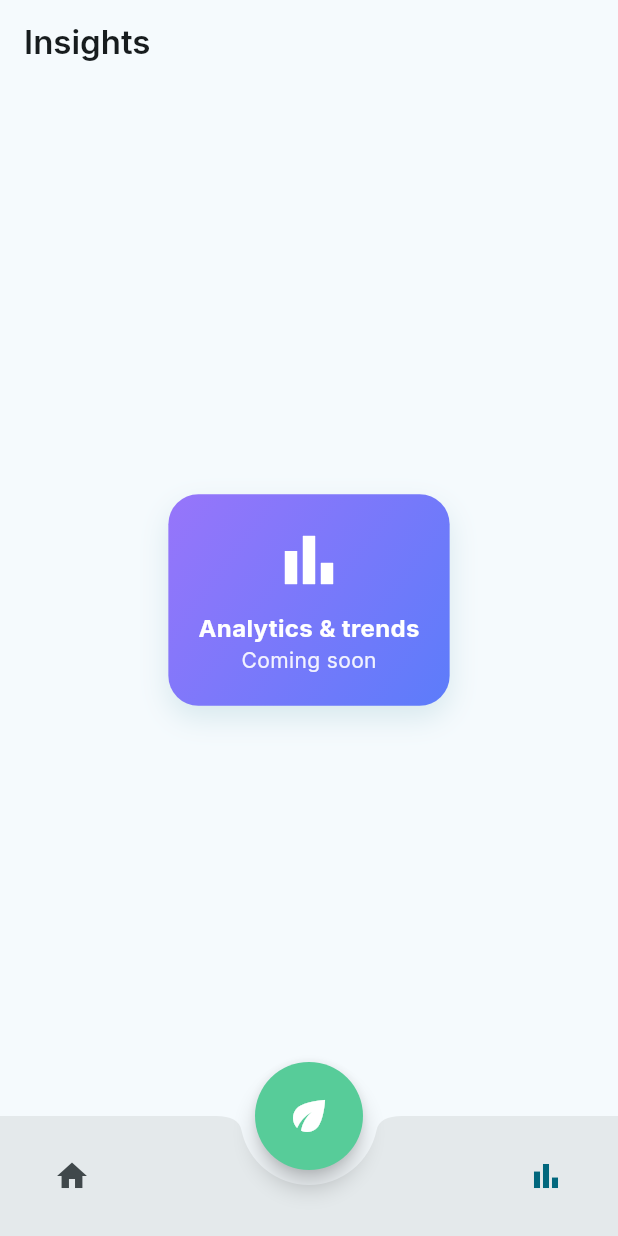
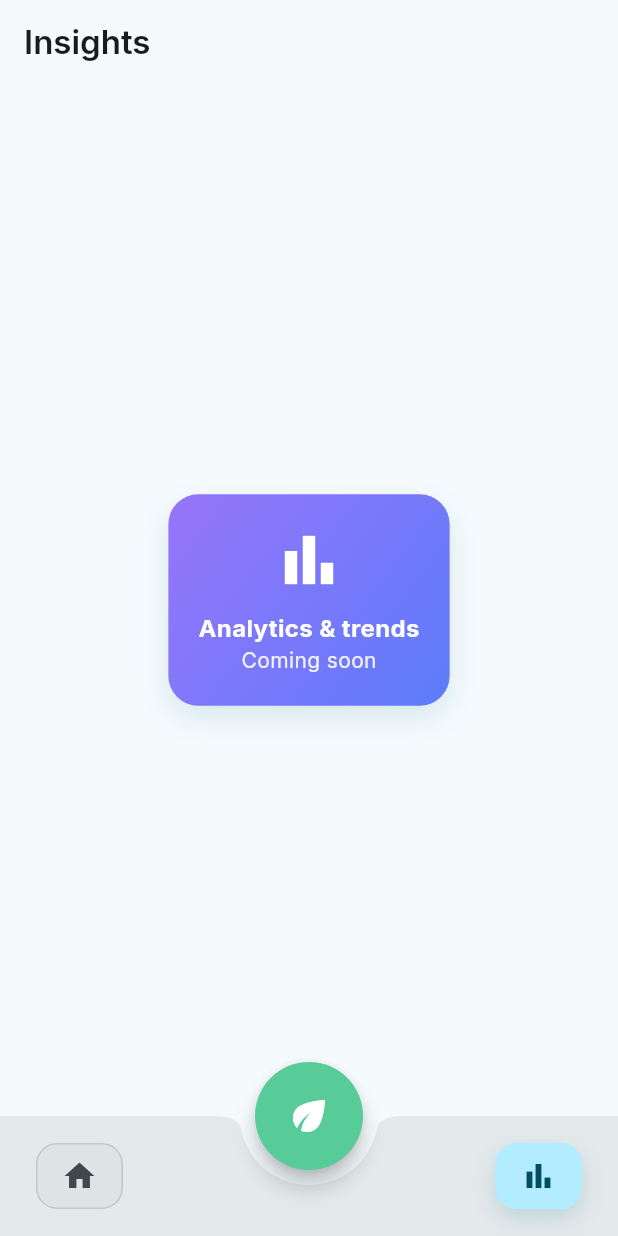
Before and after one commit to cursor2test1230-hub/hydro, a Flutter app: the screen it shows after launch, after a tap on the "bar chart" icon, on a phone screen of 412 x 824 dp. Run offline on Flutter 3.47's test engine with Material 3 defaults, Android fonts, the phone set to English and light mode, and no system bars; our stand-ins replace google_fonts.

Commit message:
feat(nav): modernize Home/Insights icons as pill buttons in BottomAppBar

```diff
--- a/lib/main.dart
+++ b/lib/main.dart
@@ -73,21 +73,17 @@ class _RootScaffoldState extends State<RootScaffold> {
           child: Row(
             mainAxisAlignment: MainAxisAlignment.spaceBetween,
             children: [
-              IconButton(
-                icon: Icon(
-                  Icons.home,
-                  color: _selectedIndex == 0 ? scheme.primary : scheme.onSurfaceVariant,
-                ),
-                onPressed: () => setState(() => _selectedIndex = 0),
+              NavPillButton(
+                icon: Icons.home,
+                selected: _selectedIndex == 0,
+                onTap: () => setState(() => _selectedIndex = 0),
                 tooltip: 'Home',
               ),
               const SizedBox(width: 24),
-              IconButton(
-                icon: Icon(
-                  Icons.bar_chart,
-                  color: _selectedIndex == 2 ? scheme.primary : scheme.onSurfaceVariant,
-                ),
-                onPressed: () => setState(() => _selectedIndex = 2),
+              NavPillButton(
+                icon: Icons.bar_chart,
+                selected: _selectedIndex == 2,
+                onTap: () => setState(() => _selectedIndex = 2),
                 tooltip: 'Insights',
               ),
             ],
@@ -95,6 +91,66 @@ class _RootScaffoldState extends State<RootScaffold> {
         ),
       ),
     );
+  }
+}
+
+class NavPillButton extends StatelessWidget {
+  final IconData icon;
+  final bool selected;
+  final VoidCallback onTap;
+  final String? tooltip;
+
+  const NavPillButton({
+    super.key,
+    required this.icon,
+    required this.selected,
+    required this.onTap,
+    this.tooltip,
+  });
+
+  @override
+  Widget build(BuildContext context) {
+    final ColorScheme scheme = Theme.of(context).colorScheme;
+    final Color backgroundColor = selected
+        ? scheme.primaryContainer
+        : scheme.surfaceContainerHighest;
+    final Color borderColor = selected ? Colors.transparent : scheme.outlineVariant;
+    final Color iconColor = selected ? scheme.onPrimaryContainer : scheme.onSurfaceVariant;
+
+    Widget content = Container(
+      height: 44,
+      padding: const EdgeInsets.symmetric(horizontal: 16),
+      decoration: BoxDecoration(
+        color: backgroundColor,
+        borderRadius: BorderRadius.circular(14),
+        border: Border.all(color: borderColor),
+        boxShadow: selected
+            ? [
+                BoxShadow(
+                  color: scheme.primary.withValues(alpha: 0.16),
+                  blurRadius: 12,
+                  offset: const Offset(0, 6),
+                ),
+              ]
+            : null,
+      ),
+      child: Icon(icon, color: iconColor, size: 24),
+    );
+
+    content = Material(
+      color: Colors.transparent,
+      child: InkWell(
+        borderRadius: BorderRadius.circular(14),
+        onTap: onTap,
+        child: content,
+      ),
+    );
+
+    if (tooltip != null) {
+      content = Tooltip(message: tooltip!, child: content);
+    }
+
+    return content;
   }
 }
 
```
